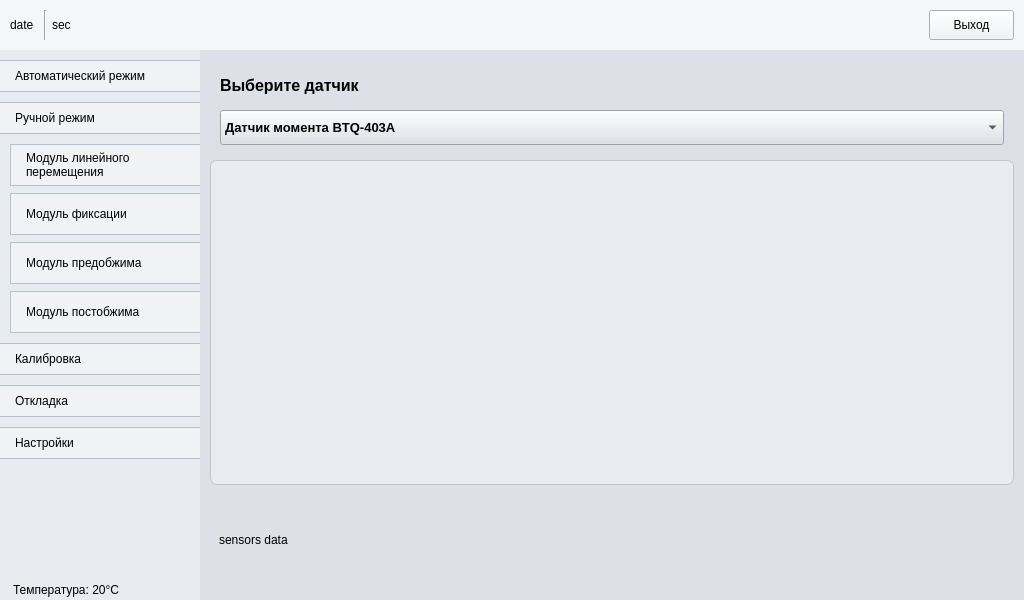
Before: the Qt Designer form main.ui in petlitsky/rozovproject, drawn with Qt 5.
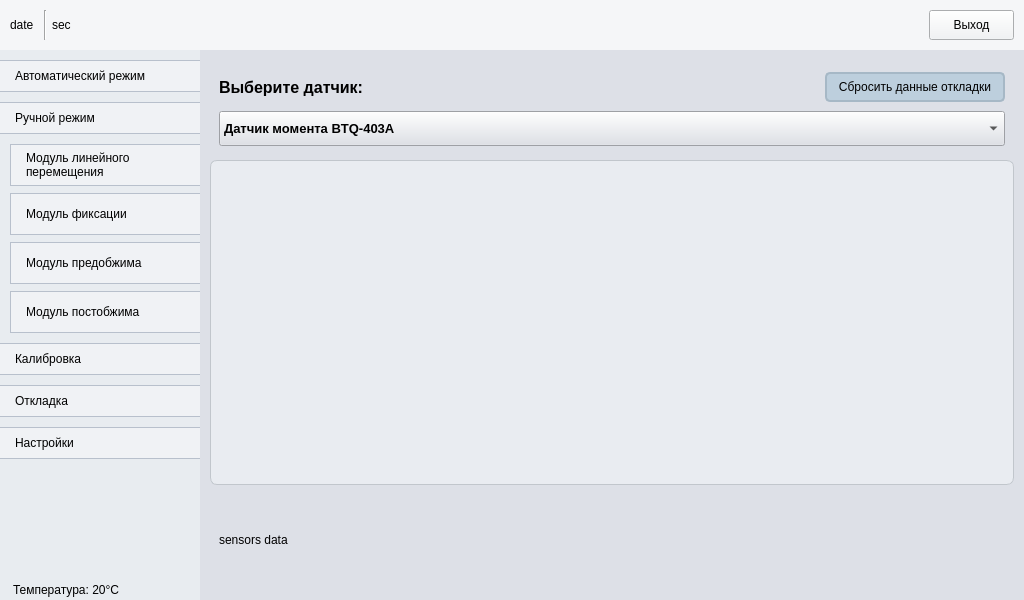
After: the same form once the commit is applied. Icons and pictures are not drawn.

Patch:
```diff
--- a/main.ui
+++ b/main.ui
@@ -2245,20 +2245,23 @@
               </size>
              </property>
              <layout class="QVBoxLayout" name="verticalLayout_31">
+              <item>
+               <widget class="QWidget" name="widget_14" native="true">
+                <layout class="QHBoxLayout" name="horizontalLayout_6">
               <property name="spacing">
-               <number>10</number>
+                  <number>0</number>
               </property>
               <property name="leftMargin">
-               <number>10</number>
+                  <number>0</number>
               </property>
               <property name="topMargin">
-               <number>10</number>
+                  <number>0</number>
               </property>
               <property name="rightMargin">
-               <number>10</number>
+                  <number>0</number>
               </property>
               <property name="bottomMargin">
-               <number>10</number>
+                  <number>0</number>
               </property>
               <item>
                <widget class="QLabel" name="label_3">
@@ -2275,8 +2278,42 @@
                  </font>
                 </property>
                 <property name="text">
-                 <string>Выберите датчик</string>
-                </property>
+                    <string>Выберите датчик:</string>
+                   </property>
+                  </widget>
+                 </item>
+                 <item>
+                  <widget class="QPushButton" name="btnResetStats">
+                   <property name="minimumSize">
+                    <size>
+                     <width>0</width>
+                     <height>30</height>
+                    </size>
+                   </property>
+                   <property name="maximumSize">
+                    <size>
+                     <width>180</width>
+                     <height>30</height>
+                    </size>
+                   </property>
+                   <property name="styleSheet">
+                    <string notr="true">QPushButton {
+	background: #bdcfdd;
+	border: 2px solid #a6b8c6;
+	border-radius: 5px;
+}
+
+QPushButton:pressed {
+	background: #cfddeb;
+
+}</string>
+                   </property>
+                   <property name="text">
+                    <string>Сбросить данные откладки</string>
+                   </property>
+                  </widget>
+                 </item>
+                </layout>
                </widget>
               </item>
               <item>
```
Left out of the diff: 6 changed lines with no effect on the pictures. Lines whose indentation alone changed are shown as unchanged.
